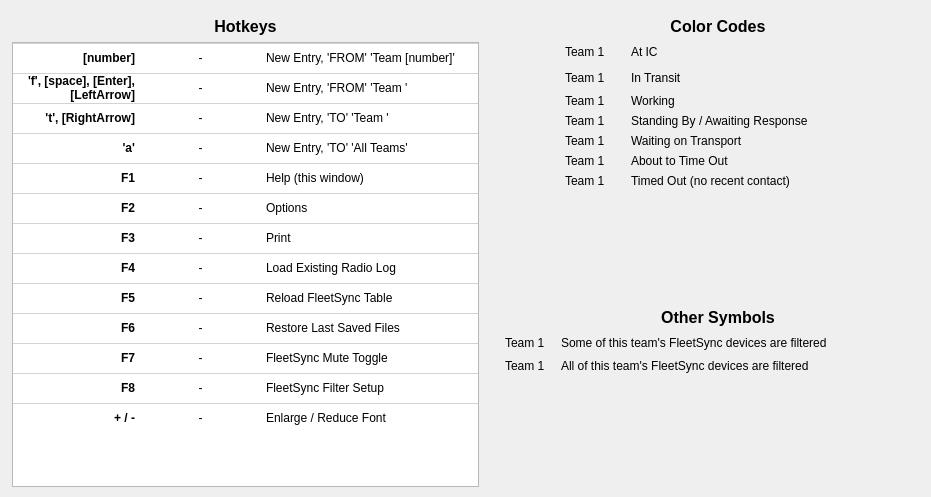
Before: the Qt Designer form help.ui in ncssar/radiolog, drawn with Qt 5.
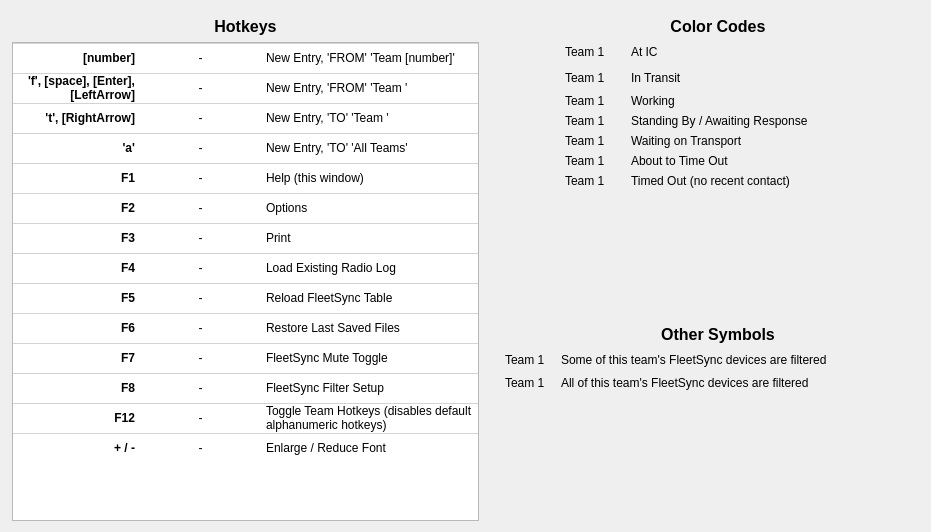
After: the same form once the commit is applied.

```diff
--- a/help.ui
+++ b/help.ui
@@ -10,7 +10,7 @@
     <x>0</x>
     <y>0</y>
     <width>931</width>
-    <height>497</height>
+    <height>532</height>
    </rect>
   </property>
   <property name="sizePolicy">
@@ -31,7 +31,7 @@
      <x>12</x>
      <y>17</y>
      <width>939</width>
-     <height>470</height>
+     <height>504</height>
     </rect>
    </property>
    <layout class="QHBoxLayout" name="horizontalLayout_3">
@@ -102,12 +102,18 @@
         <property name="selectionMode">
          <enum>QAbstractItemView::NoSelection</enum>
         </property>
+        <property name="textElideMode">
+         <enum>Qt::ElideRight</enum>
+        </property>
         <property name="showGrid">
          <bool>false</bool>
         </property>
         <property name="gridStyle">
          <enum>Qt::SolidLine</enum>
         </property>
+        <property name="wordWrap">
+         <bool>true</bool>
+        </property>
         <property name="columnCount">
          <number>3</number>
         </property>
@@ -138,6 +144,9 @@
         <attribute name="verticalHeaderCascadingSectionResizes">
          <bool>false</bool>
         </attribute>
+        <attribute name="verticalHeaderDefaultSectionSize">
+         <number>30</number>
+        </attribute>
         <row>
          <property name="text">
           <string>New Row</string>
@@ -198,6 +207,11 @@
           <string>New Row</string>
          </property>
         </row>
+        <row>
+         <property name="text">
+          <string>F12</string>
+         </property>
+        </row>
         <row>
          <property name="text">
           <string>New Row</string>
@@ -637,11 +651,10 @@
         </item>
         <item row="12" column="0">
          <property name="text">
-          <string>+ / -</string>
+          <string>F12</string>
          </property>
          <property name="font">
           <font>
-           <pointsize>9</pointsize>
            <weight>75</weight>
            <bold>true</bold>
           </font>
@@ -660,6 +673,34 @@
         </item>
         <item row="12" column="2">
          <property name="text">
+          <string>Toggle Team Hotkeys (disables default alphanumeric hotkeys)</string>
+         </property>
+        </item>
+        <item row="13" column="0">
+         <property name="text">
+          <string>+ / -</string>
+         </property>
+         <property name="font">
+          <font>
+           <pointsize>9</pointsize>
+           <weight>75</weight>
+           <bold>true</bold>
+          </font>
+         </property>
+         <property name="textAlignment">
+          <set>AlignRight|AlignVCenter</set>
+         </property>
+        </item>
+        <item row="13" column="1">
+         <property name="text">
+          <string>-</string>
+         </property>
+         <property name="textAlignment">
+          <set>AlignHCenter|AlignVCenter|AlignCenter</set>
+         </property>
+        </item>
+        <item row="13" column="2">
+         <property name="text">
           <string>Enlarge / Reduce Font</string>
          </property>
          <property name="font">
```
Left out of the diff: 2 changed lines with no effect on the pictures.
